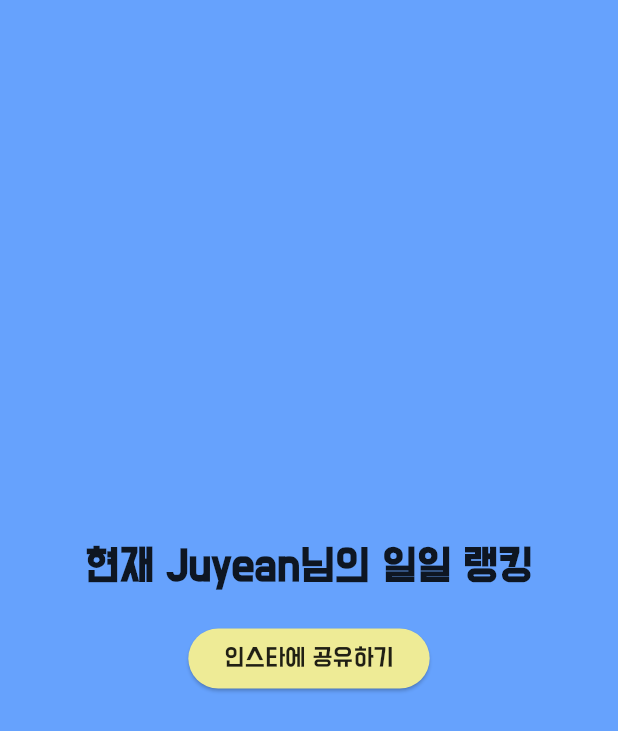
After one commit to SungJuyeon/runner, a Flutter app: the ranking_page screen opened by its route, after a tap on an icon or button, on a phone screen of 412 x 824 dp. The commit adds this screen. Shown: the top 731 px of the screen. Run offline on Flutter 3.47's test engine with Material 3 defaults, Android fonts, the phone set to English and light mode, and no system bars; our stand-ins replace csv, firebase_core; accounts and stored records are empty.

Commit message:
kjh 합치기 전 일부 수정

```diff
--- /dev/null
+++ b/lib/pages/makingImage.dart
@@ -0,0 +1,44 @@
+import 'package:flutter/material.dart';
+
+// 색상 정의
+final Color yellowColor = Color(0xFFEEEB96);
+final Color blueColor = Color(0xFF66A2FD);
+
+class MakingImage extends StatelessWidget {
+  final int rank;
+  final String name;
+  final String tabName;
+
+  const MakingImage({required this.rank, required this.name, required this.tabName});
+
+  @override
+  Widget build(BuildContext context) {
+    return Scaffold(
+      backgroundColor: blueColor, // Set background color to blue
+      body: Center(
+        child: Column(
+          mainAxisAlignment: MainAxisAlignment.center,
+          children: [
+            // 사용자 캐릭터 표시 (자신의 캐릭터 위젯으로 교체 가능)
+            // 예: Image.asset('assets/images/character.png'),
+            Text(
+              '현재 $name님의 $tabName 랭킹', // 현재 사용자 랭킹 메시지 표시
+              style: TextStyle(color: Colors.black87, fontSize: 24, fontWeight: FontWeight.bold),
+            ),
+            SizedBox(height: 20), // 텍스트와 버튼 사이의 간격
+            ElevatedButton(
+              onPressed: () {
+                // 인스타 공유 로직
+              },
+              child: Text('인스타에 공유하기'), // 공유 버튼 텍스트
+              style: ElevatedButton.styleFrom(
+                backgroundColor: yellowColor, // 버튼의 배경색
+                foregroundColor: Colors.black87, // 버튼의 텍스트 색
+              ),
+            ),
+          ],
+        ),
+      ),
+    );
+  }
+}
--- a/lib/pages/ranking_page.dart
+++ b/lib/pages/ranking_page.dart
@@ -1,4 +1,5 @@
 import 'package:flutter/material.dart';
+import 'package:runner/pages/makingImage.dart';
 
 class ranking_page extends StatefulWidget {
   @override
@@ -11,6 +12,9 @@
   // 색상 정의
   final Color yellowColor = Color(0xFFEEEB96);
   final Color blueColor = Color(0xFF66A2FD);
+  // 탭 이름 배열
+  final List<String> tabNames = ['일일', '주간', '월간'];
+
 
   @override
   void initState() {
@@ -217,7 +221,21 @@
 
   // 현재 사용자 등수 타일
   Widget buildCurrentUserRankingTile(int rank, String name, int score) {
-    return Container(
+    return InkWell(
+        onTap: () {
+      // 클릭 시 새로운 페이지로 이동
+      Navigator.push(
+        context,
+        MaterialPageRoute(
+          builder: (context) => MakingImage(
+            rank: rank,
+            name: name,
+            tabName: getCurrentTabName(),
+          ),
+        ),
+      );
+    },
+    child: Container(
       decoration: BoxDecoration(
         color: blueColor,
         borderRadius: BorderRadius.circular(10),
@@ -240,7 +258,13 @@
           ),
         ],
       ),
+    ),
     );
   }
 
+  // 현재 탭의 이름 반환
+  String getCurrentTabName() {
+    return tabNames[_tabController.index]; // Get tab name by index
+  }
+
 }
```
